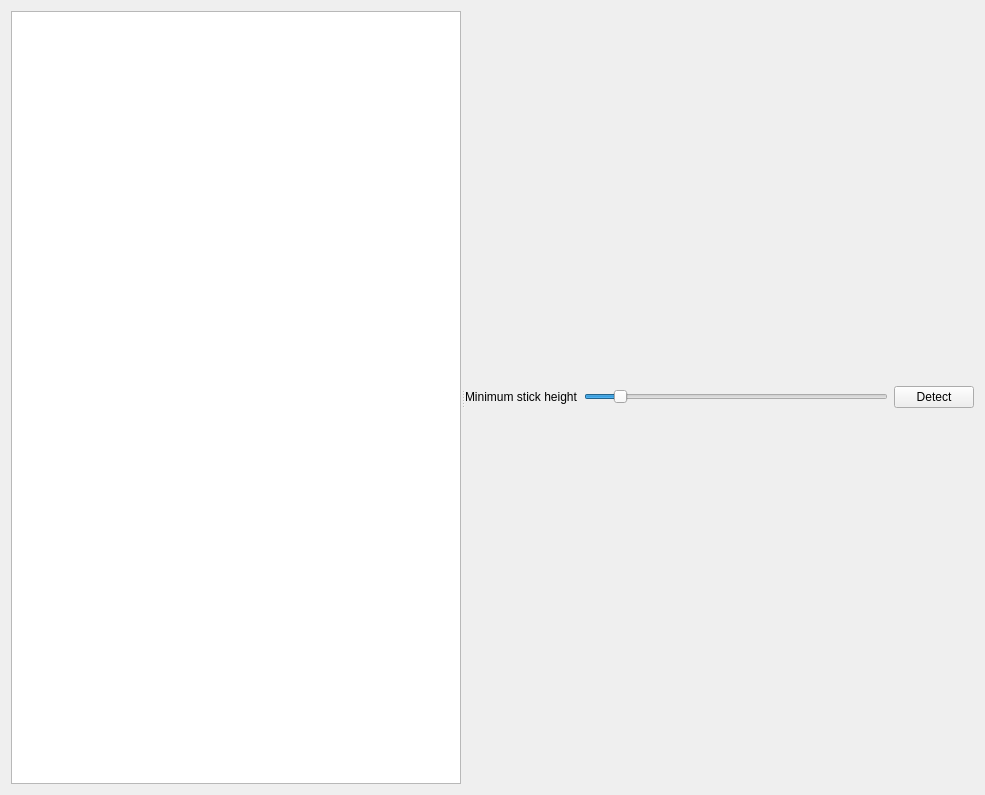
Before: the Qt Designer form camera_processing/ui/camera_view.ui in mrazr/antarstick, drawn with Qt 5.
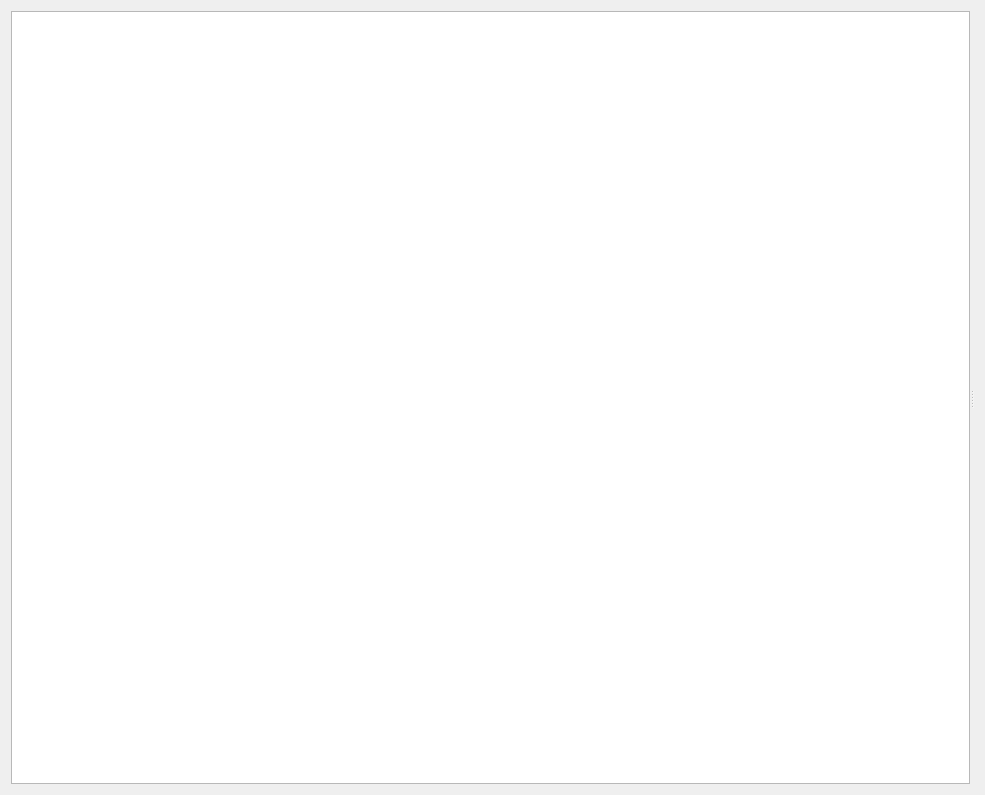
After: the same form once the commit is applied.

Diff of the .ui file:
```diff
--- a/camera_processing/ui/camera_view.ui
+++ b/camera_processing/ui/camera_view.ui
@@ -25,43 +25,6 @@
        <item>
         <layout class="QVBoxLayout" name="cam_view_placeholder"/>
        </item>
-       <item>
-        <layout class="QHBoxLayout" name="horizontalLayout">
-         <item>
-          <widget class="QLabel" name="label">
-           <property name="text">
-            <string>Minimum stick height</string>
-           </property>
-          </widget>
-         </item>
-         <item>
-          <widget class="QSlider" name="detectionSensitivitySlider">
-           <property name="maximum">
-            <number>100</number>
-           </property>
-           <property name="value">
-            <number>10</number>
-           </property>
-           <property name="orientation">
-            <enum>Qt::Horizontal</enum>
-           </property>
-           <property name="tickPosition">
-            <enum>QSlider::NoTicks</enum>
-           </property>
-           <property name="tickInterval">
-            <number>5</number>
-           </property>
-          </widget>
-         </item>
-         <item>
-          <widget class="QPushButton" name="btnFindNonSnow">
-           <property name="text">
-            <string>Detect</string>
-           </property>
-          </widget>
-         </item>
-        </layout>
-       </item>
       </layout>
      </widget>
     </widget>
```
